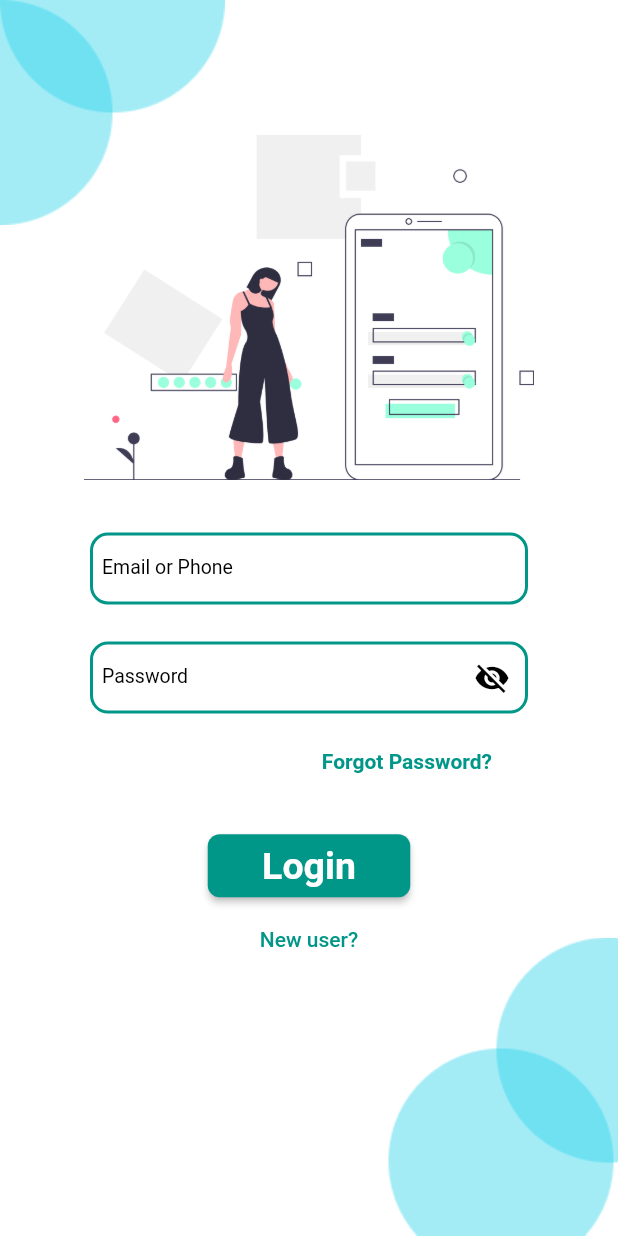
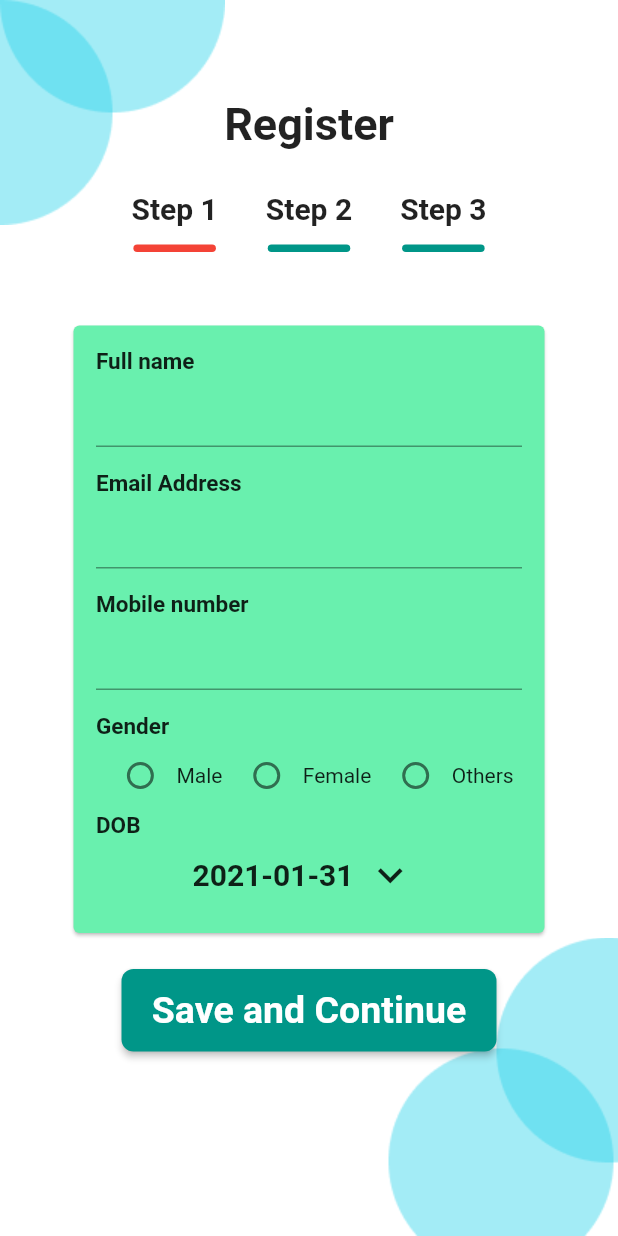
Before and after one commit to GeethKuldeep/lendigi, a Flutter app: the screen it shows after launch, after a tap on "Get Started", after a tap on "New user?", on a phone screen of 412 x 824 dp. Run offline on Flutter 3.47's test engine with Material 2 defaults, Android fonts, the phone set to English and light mode, and no system bars.

Commit message:
Step1 added

```diff
--- /dev/null
+++ b/lib/RegisterPage.dart
@@ -0,0 +1,144 @@
+import 'package:flutter/material.dart';
+import 'package:lendigi/Step1.dart';
+
+import 'Step2.dart';
+import 'Step3.dart';
+
+class RegisterPage extends StatefulWidget {
+  @override
+  _RegisterPageState createState() => _RegisterPageState();
+}
+
+class _RegisterPageState extends State<RegisterPage> {
+  final snackBar = SnackBar(content: Text('Email is already registered'));
+  int number;
+
+  @override
+  void initState() {
+    number=0;
+
+  }
+
+  @override
+  Widget build(BuildContext context) {
+    return Builder(
+      builder: (context) => Container(
+        decoration: BoxDecoration(
+          color: Colors.white,
+          image: DecorationImage(
+              image: AssetImage("assets/Group 3.png"),
+              alignment: Alignment.bottomRight),
+        ),
+        child: Scaffold(
+          backgroundColor: Colors.transparent,
+          body: DecoratedBox(
+            position: DecorationPosition.background,
+            decoration: BoxDecoration(
+              image: DecorationImage(
+                  image: AssetImage('assets/Group2.png'),
+                  alignment: Alignment.topLeft),
+            ),
+            child: SingleChildScrollView(
+              child: Column(
+                children: [
+                  SizedBox(
+                    height: 65,
+                  ),
+                  Row(
+                    mainAxisAlignment: MainAxisAlignment.center,
+                    children: [
+                      Text(
+                        'Register',
+                        style: TextStyle(
+                            fontWeight: FontWeight.bold, fontSize: 30),
+                      )
+                    ],
+                  ),
+                  SizedBox(
+                    height: 15,
+                  ),
+                  Row(
+                    mainAxisAlignment: MainAxisAlignment.center,
+                    children: [
+                      Column(
+                        children: [
+                          FlatButton(
+                            onPressed: () {
+                              setState(() {
+                                number=1;
+                              });
+                            },
+                            child: Text('Step 1',style: TextStyle(
+                                fontWeight: FontWeight.bold, fontSize: 20),),
+                          ),
+                          Container(
+                            decoration: BoxDecoration(
+                              color: number==1|| number ==0? Colors.red : Colors.teal,
+                              borderRadius: BorderRadius.all(Radius.circular(8.0)),
+                            ),
+                              height: 5,
+                              width: 55,
+                            ),
+                        ],
+                      ),
+                      Column(
+                        children: [
+                          FlatButton(
+                            onPressed: () {
+                              setState(() {
+                                number=2;
+                              });
+                            },
+                            child: Text('Step 2',style: TextStyle(
+                                fontWeight: FontWeight.bold, fontSize: 20),),
+                          ),
+                          Container(
+                            decoration: BoxDecoration(
+                              color: number==2? Colors.red : Colors.teal,
+                              borderRadius: BorderRadius.all(Radius.circular(8.0)),
+                            ),
+                            height: 5,
+                            width: 55,
+                          ),
+                        ],
+                      ),
+                      Column(
+                        children: [
+                          FlatButton(
+                            onPressed: () {
+                              setState(() {
+                                number=3;
+                              });
+                            },
+                            child: Text('Step 3',style: TextStyle(
+                                fontWeight: FontWeight.bold, fontSize: 20),),
+                          ),
+                          Container(
+                            decoration: BoxDecoration(
+                              color: number==3? Colors.red : Colors.teal,
+                              borderRadius: BorderRadius.all(Radius.circular(8.0)),
+                            ),
+                            height: 5,
+                            width: 55,
+                          ),
+                        ],
+                      ),
+                    ],
+                  ),
+                  if(number==1 || number == 0)
+                    Step1(),
+                  if(number == 2)
+                    Step2(),
+                  if(number==3)
+                    Step3(),
+
+
+                ],
+              ),
+            ),
+          ),
+        ),
+      ),
+    );
+  }
+}
--- /dev/null
+++ b/lib/Step1.dart
@@ -0,0 +1,226 @@
+import 'package:flutter/material.dart';
+
+class Step1 extends StatefulWidget {
+  @override
+  _Step1State createState() => _Step1State();
+}
+
+class _Step1State extends State<Step1> {
+  List gender=["Male","Female","Other"];
+  String select;
+  DateTime selectedDate = DateTime.now();
+  final TextEditingController _emailController = TextEditingController();
+  final TextEditingController _nameController = TextEditingController();
+  final TextEditingController _mobileController = TextEditingController();
+  final FocusNode _nameFocusNode = FocusNode();
+  final FocusNode _emailFocusNode = FocusNode();
+  final FocusNode _mobileFocusNode = FocusNode();
+  var _formkey = GlobalKey<FormState>();
+  String get _name => _nameController.text;
+  String get _email => _emailController.text;
+  String get _mobile => _emailController.text;
+  bool _passwordVisible;
+  void _nameEditingComplete() {
+    FocusScope.of(context).requestFocus(_emailFocusNode);
+  }
+  void _emailEditingComplete() {
+    FocusScope.of(context).requestFocus(_mobileFocusNode);
+  }
+
+  Row addRadioButton(int btnValue, String title) {
+    return Row(
+      mainAxisAlignment: MainAxisAlignment.start,
+      children: <Widget>[
+        Radio(
+          activeColor: Colors.black,
+          value: gender[btnValue],
+          groupValue: select,
+          onChanged: (value){
+            setState(() {
+              print(value);
+              select=value;
+            });
+          },
+        ),
+        Text(title)
+      ],
+    );
+  }
+
+  _selectDate(BuildContext context) async {
+    final DateTime picked = await showDatePicker(
+      context: context,
+      initialDate: selectedDate, // Refer step 1
+      firstDate: DateTime(2000),
+      lastDate: DateTime(2025),
+    );
+    if (picked != null && picked != selectedDate)
+      setState(() {
+        selectedDate = picked;
+      });
+  }
+  @override
+  void initState() {
+    // TODO: implement initState
+    super.initState();
+    _passwordVisible = false;
+  }
+
+  @override
+  Widget build(BuildContext context) {
+    return  Padding(
+      padding: const EdgeInsets.all(45.0),
+      child: Column(
+        children: [
+          Card(
+            color: Colors.greenAccent,
+            child:  Padding(
+              padding: const EdgeInsets.all(15.0),
+              child: Form(
+                key:_formkey,
+                child: Column(
+                  crossAxisAlignment: CrossAxisAlignment.start,
+                  children: [
+                    Text('Full name',style:TextStyle(
+                        fontWeight: FontWeight.bold, fontSize: 15),),
+                    Theme(
+                      data: Theme.of(context).copyWith(primaryColor: Colors.black),
+                      child: TextFormField(
+                        style: TextStyle(color: Colors.black),
+                        cursorColor: Colors.teal,
+                        key: ValueKey("name"),
+                        validator: (value) {
+                          if (value.isEmpty) {
+                            return 'Please enter a name';
+                          }
+                          return null;
+                        },
+                        controller: _nameController,
+                        focusNode: _nameFocusNode,
+                        decoration: InputDecoration(
+                        ),
+                        autocorrect: false,
+                        keyboardType: TextInputType.name,
+                        textInputAction: TextInputAction.next,
+                        onEditingComplete: _nameEditingComplete,
+                      ),
+                    ),
+                    SizedBox(
+                      height: 15,
+                    ),
+
+                    Text('Email Address',style:TextStyle(
+                        fontWeight: FontWeight.bold, fontSize: 15),),
+                    Theme(
+                      data: Theme.of(context).copyWith(primaryColor: Colors.black),
+                      child: TextFormField(
+                        style: TextStyle(color: Colors.black),
+                        cursorColor: Colors.teal,
+                        key: ValueKey("email"),
+                        validator: (value) {
+                          if (value.isEmpty|| !value.contains('@')) {
+                            return 'Please enter a valid email';
+                          }
+                          return null;
+                        },
+                        controller: _emailController,
+                        focusNode: _emailFocusNode,
+                        decoration: InputDecoration(
+                        ),
+                        autocorrect: false,
+                        keyboardType: TextInputType.emailAddress,
+                        textInputAction: TextInputAction.next,
+                        onEditingComplete: _emailEditingComplete,
+                      ),
+                    ),
+                    SizedBox(
+                      height: 15,
+                    ),
+                    Text('Mobile number',style:TextStyle(
+                        fontWeight: FontWeight.bold, fontSize: 15),),
+                      Theme(
+                        data: Theme.of(context).copyWith(primaryColor: Colors.black),
+                        child: TextFormField(
+                          style: TextStyle(color: Colors.black),
+                          cursorColor: Colors.teal,
+                          key: ValueKey("mobile number"),
+                          validator: (value) {
+                            if (value.length != 10) {
+                              return 'Please enter a valid mobile number';
+                            }
+                            return null;
+                          },
+                          controller: _mobileController,
+                          focusNode: _mobileFocusNode,
+                          decoration: InputDecoration(
+                          ),
+                          autocorrect: false,
+                          keyboardType: TextInputType.phone,
+                        ),
+                      ),
+
+                    SizedBox(
+                      height: 15,
+                    ),
+                    Text('Gender',style:TextStyle(
+                        fontWeight: FontWeight.bold, fontSize: 15),),
+                    Row(
+                      mainAxisAlignment: MainAxisAlignment.spaceEvenly,
+                      children: <Widget>[
+                        addRadioButton(0, 'Male'),
+                        addRadioButton(1, 'Female'),
+                        addRadioButton(2, 'Others'),
+                      ],
+                    ),
+                    Text('DOB',style:TextStyle(
+                        fontWeight: FontWeight.bold, fontSize: 15),),
+                    Row(
+                      mainAxisAlignment: MainAxisAlignment.center,
+                      children: [
+                        Text(
+                          "${selectedDate.toLocal()}".split(' ')[0],
+                          style: TextStyle(fontSize: 20, fontWeight: FontWeight.bold),
+                        ),
+                        IconButton(icon:Icon(Icons.keyboard_arrow_down,size: 33,), onPressed:(){
+                          _selectDate(context);
+                        })
+                      ],
+                    ),
+                  ],
+                ),
+              ),
+            ),
+          ),
+          SizedBox(height: 20,),
+          SizedBox(
+            height: 55,
+            width: 250,
+            child: RaisedButton(
+              onPressed: () {
+                if (_formkey.currentState.validate() == true) {
+                  _submit();
+                }
+              },
+
+              child: Text(
+                'Save and Continue',
+                style: TextStyle(
+                    color: Colors.white,
+                    fontWeight: FontWeight.bold,
+                    fontSize: 25),
+              ),
+              color: Colors.teal,
+              shape: RoundedRectangleBorder(
+                borderRadius: BorderRadius.circular(8.0),
+              ),
+            ),
+          ),
+        ],
+      ),
+    );
+  }
+}
+
+void _submit() {
+
+}
--- /dev/null
+++ b/lib/Step2.dart
@@ -0,0 +1,8 @@
+import 'package:flutter/material.dart';
+
+class Step2 extends StatelessWidget {
+  @override
+  Widget build(BuildContext context) {
+    return SizedBox(child: Card(color: Colors.greenAccent,),width: 250,height: 350,);
+  }
+}
--- /dev/null
+++ b/lib/Step3.dart
@@ -0,0 +1,8 @@
+import 'package:flutter/material.dart';
+
+class Step3 extends StatelessWidget {
+  @override
+  Widget build(BuildContext context) {
+    return SizedBox(child: Card(color: Colors.greenAccent,),width: 250,height: 350,);
+  }
+}
--- a/lib/loginpage.dart
+++ b/lib/loginpage.dart
@@ -1,5 +1,6 @@
 import 'package:flutter/material.dart';
 import 'package:flutter/services.dart';
+import 'package:lendigi/RegisterPage.dart';
 
 class Loginpage extends StatefulWidget {
   @override
@@ -30,7 +31,8 @@ class _LoginpageState extends State<Loginpage> {
 
   @override
   Widget build(BuildContext context) {
-    return Container(
+    return Builder(
+      builder: (context) =>Container(
           decoration: BoxDecoration(
               color: Colors.white,
               image: DecorationImage(
@@ -205,7 +207,9 @@ class _LoginpageState extends State<Loginpage> {
                                 'New user?',
                                 style: TextStyle(color: Colors.teal),
                               ),
-                            onPressed: () {},
+                              onPressed: () {
+                                Navigator.push(context, MaterialPageRoute(builder: (BuildContext context) => RegisterPage()));
+                              },
                             ),
                           ],
                         ),
@@ -217,6 +221,7 @@ class _LoginpageState extends State<Loginpage> {
             ),
           ),
 
+      ),
     );
   }
 }
```
Lines whose indentation alone changed are shown as unchanged.
